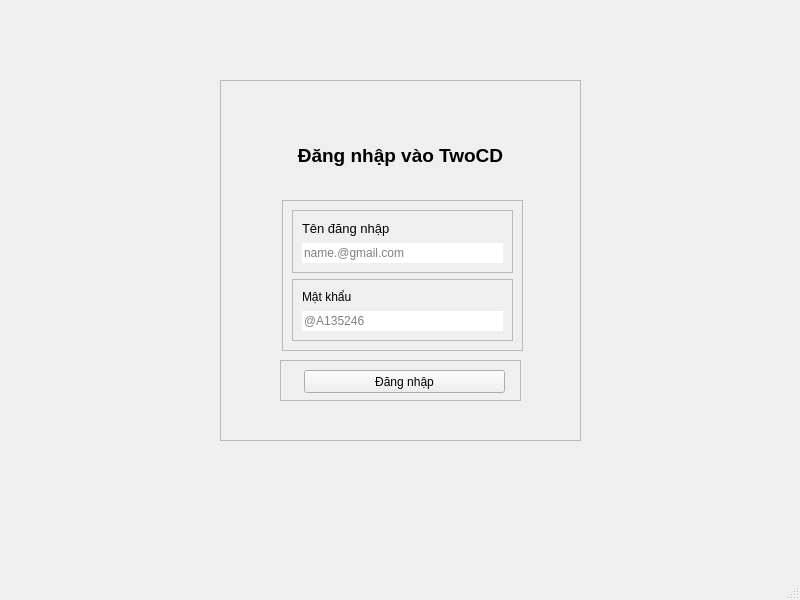
First picture: the form in login3.ui, repository daitwh15/cdtn, before the edit.
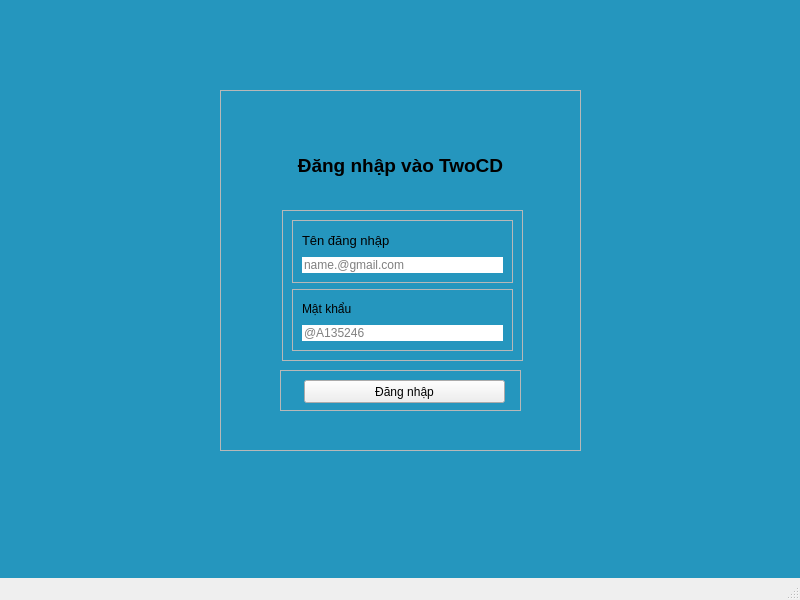
Second picture: the form after the edit.

The edit to the form file:
```diff
--- a/login3.ui
+++ b/login3.ui
@@ -17,7 +17,7 @@
    <property name="minimumSize">
     <size>
      <width>100</width>
-     <height>100</height>
+     <height>0</height>
     </size>
    </property>
    <property name="maximumSize">
@@ -26,11 +26,16 @@
      <height>1080</height>
     </size>
    </property>
+   <property name="styleSheet">
+    <string notr="true">#centralwidget{
+background-color: #2596be;
+}</string>
+   </property>
    <widget class="QFrame" name="login">
     <property name="geometry">
      <rect>
       <x>220</x>
-      <y>80</y>
+      <y>90</y>
       <width>361</width>
       <height>361</height>
      </rect>
@@ -50,12 +55,6 @@
        <height>51</height>
       </rect>
      </property>
-     <property name="maximumSize">
-      <size>
-       <width>250</width>
-       <height>60</height>
-      </size>
-     </property>
      <property name="text">
       <string>&lt;html&gt;&lt;head/&gt;&lt;body&gt;&lt;p align=&quot;center&quot;&gt;&lt;span style=&quot; font-size:14pt; font-weight:600;&quot;&gt;Đăng nhập vào TwoCD&lt;/span&gt;&lt;/p&gt;&lt;/body&gt;&lt;/html&gt;</string>
      </property>
@@ -94,12 +93,6 @@
          </item>
          <item>
           <widget class="QLineEdit" name="lineEdit">
-           <property name="maximumSize">
-            <size>
-             <width>210</width>
-             <height>20</height>
-            </size>
-           </property>
            <property name="text">
             <string/>
            </property>
@@ -125,12 +118,6 @@
         <layout class="QVBoxLayout" name="verticalLayout">
          <item>
           <widget class="QLabel" name="label_3">
-           <property name="maximumSize">
-            <size>
-             <width>210</width>
-             <height>16</height>
-            </size>
-           </property>
            <property name="text">
             <string>Mật khẩu</string>
            </property>
@@ -138,12 +125,6 @@
          </item>
          <item>
           <widget class="QLineEdit" name="lineEdit_2">
-           <property name="maximumSize">
-            <size>
-             <width>210</width>
-             <height>20</height>
-            </size>
-           </property>
            <property name="frame">
             <bool>false</bool>
            </property>
@@ -181,12 +162,6 @@
         <height>23</height>
        </rect>
       </property>
-      <property name="maximumSize">
-       <size>
-        <width>210</width>
-        <height>24</height>
-       </size>
-      </property>
       <property name="text">
        <string>Đăng nhập</string>
       </property>
```
